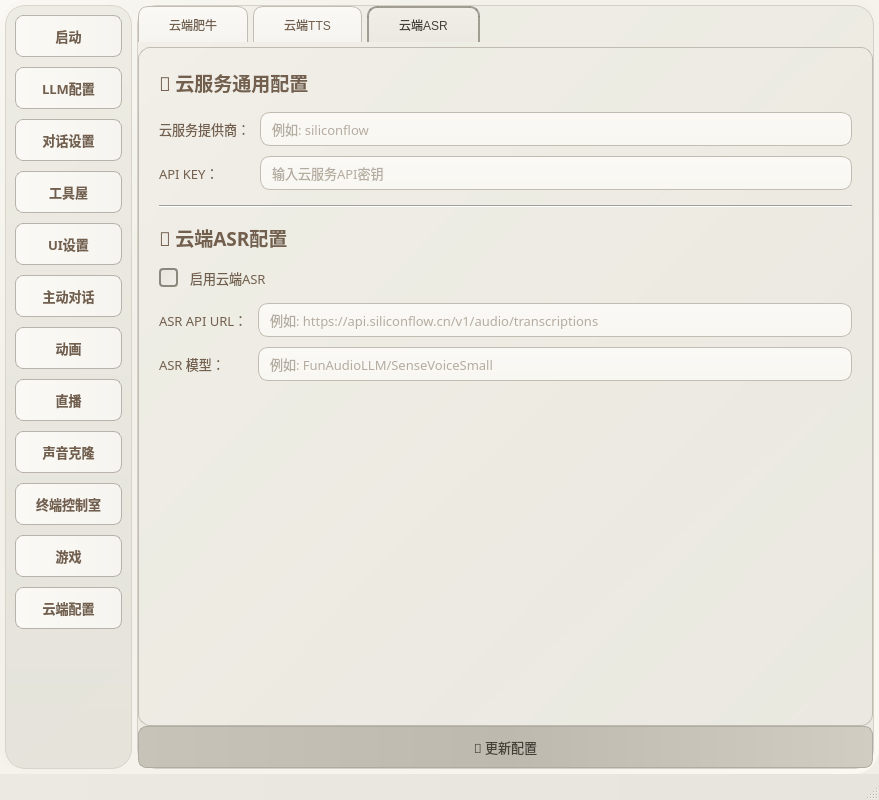
The window that live-2d/test222.ui (morettt/my-neuro) describes before a commit, drawn with Qt 5.
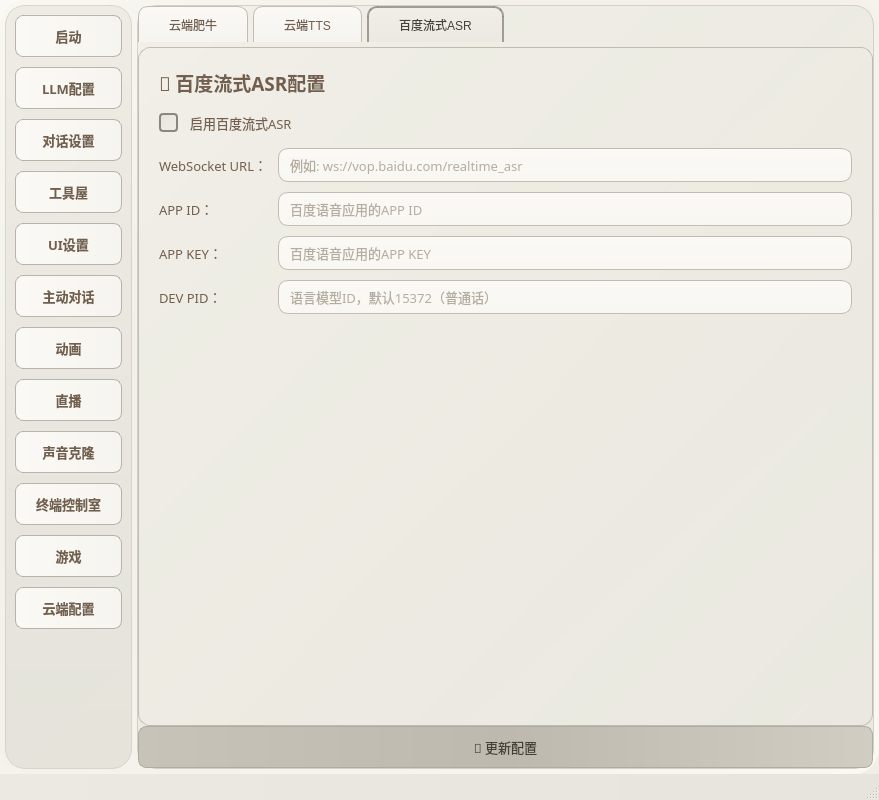
The same window after the commit. The open tabs and pages were chosen to show the change.

Commit message: 增加百度ASR功能（流式输出）

Patch:
```diff
--- a/live-2d/test222.ui
+++ b/live-2d/test222.ui
@@ -5218,7 +5218,7 @@
              </widget>
              <widget class="QWidget" name="tab_cloud_asr">
               <attribute name="title">
-               <string>云端ASR</string>
+               <string>百度流式ASR</string>
               </attribute>
               <layout class="QVBoxLayout" name="verticalLayout_tab_cloud_asr">
                <property name="spacing">
@@ -5236,93 +5236,6 @@
                <property name="bottomMargin">
                 <number>20</number>
                </property>
-               <item>
-                <widget class="QLabel" name="label_cloud_general_title_2">
-                 <property name="font">
-                  <font>
-                   <family>微软雅黑</family>
-                   <pointsize>14</pointsize>
-                   <weight>75</weight>
-                   <bold>true</bold>
-                  </font>
-                 </property>
-                 <property name="text">
-                  <string>🌐 云服务通用配置</string>
-                 </property>
-                </widget>
-               </item>
-               <item>
-                <layout class="QGridLayout" name="gridLayout_cloud_general_2">
-                 <property name="horizontalSpacing">
-                  <number>10</number>
-                 </property>
-                 <property name="verticalSpacing">
-                  <number>10</number>
-                 </property>
-                 <item row="0" column="0">
-                  <widget class="QLabel" name="label_cloud_provider_2">
-                   <property name="font">
-                    <font>
-                     <family>微软雅黑</family>
-                     <pointsize>10</pointsize>
-                    </font>
-                   </property>
-                   <property name="text">
-                    <string>云服务提供商：</string>
-                   </property>
-                  </widget>
-                 </item>
-                 <item row="0" column="1">
-                  <widget class="QLineEdit" name="lineEdit_cloud_provider_2">
-                   <property name="font">
-                    <font>
-                     <family>微软雅黑</family>
-                     <pointsize>10</pointsize>
-                    </font>
-                   </property>
-                   <property name="placeholderText">
-                    <string>例如: siliconflow</string>
-                   </property>
-                  </widget>
-                 </item>
-                 <item row="1" column="0">
-                  <widget class="QLabel" name="label_cloud_api_key_2">
-                   <property name="font">
-                    <font>
-                     <family>微软雅黑</family>
-                     <pointsize>10</pointsize>
-                    </font>
-                   </property>
-                   <property name="text">
-                    <string>API KEY：</string>
-                   </property>
-                  </widget>
-                 </item>
-                 <item row="1" column="1">
-                  <widget class="QLineEdit" name="lineEdit_cloud_api_key_2">
-                   <property name="font">
-                    <font>
-                     <family>微软雅黑</family>
-                     <pointsize>10</pointsize>
-                    </font>
-                   </property>
-                   <property name="echoMode">
-                    <enum>QLineEdit::Password</enum>
-                   </property>
-                   <property name="placeholderText">
-                    <string>输入云服务API密钥</string>
-                   </property>
-                  </widget>
-                 </item>
-                </layout>
-               </item>
-               <item>
-                <widget class="Line" name="line_cloud_separator_3">
-                 <property name="orientation">
-                  <enum>Qt::Horizontal</enum>
-                 </property>
-                </widget>
-               </item>
                <item>
                 <widget class="QLabel" name="label_cloud_asr_title">
                  <property name="font">
@@ -5334,7 +5247,7 @@
                   </font>
                  </property>
                  <property name="text">
-                  <string>🎤 云端ASR配置</string>
+                  <string>🎤 百度流式ASR配置</string>
                  </property>
                 </widget>
                </item>
@@ -5347,7 +5260,7 @@
                   </font>
                  </property>
                  <property name="text">
-                  <string>启用云端ASR</string>
+                  <string>启用百度流式ASR</string>
                  </property>
                 </widget>
                </item>
@@ -5368,7 +5281,7 @@
                     </font>
                    </property>
                    <property name="text">
-                    <string>ASR API URL：</string>
+                    <string>WebSocket URL：</string>
                    </property>
                   </widget>
                  </item>
@@ -5381,7 +5294,7 @@
                     </font>
                    </property>
                    <property name="placeholderText">
-                    <string>例如: https://api.siliconflow.cn/v1/audio/transcriptions</string>
+                    <string>例如: ws://vop.baidu.com/realtime_asr</string>
                    </property>
                   </widget>
                  </item>
@@ -5394,7 +5307,7 @@
                     </font>
                    </property>
                    <property name="text">
-                    <string>ASR 模型：</string>
+                    <string>APP ID：</string>
                    </property>
                   </widget>
                  </item>
@@ -5407,7 +5320,59 @@
                     </font>
                    </property>
                    <property name="placeholderText">
-                    <string>例如: FunAudioLLM/SenseVoiceSmall</string>
+                    <string>百度语音应用的APP ID</string>
+                   </property>
+                  </widget>
+                 </item>
+                 <item row="2" column="0">
+                  <widget class="QLabel" name="label_cloud_asr_appkey">
+                   <property name="font">
+                    <font>
+                     <family>微软雅黑</family>
+                     <pointsize>10</pointsize>
+                    </font>
+                   </property>
+                   <property name="text">
+                    <string>APP KEY：</string>
+                   </property>
+                  </widget>
+                 </item>
+                 <item row="2" column="1">
+                  <widget class="QLineEdit" name="lineEdit_cloud_asr_appkey">
+                   <property name="font">
+                    <font>
+                     <family>微软雅黑</family>
+                     <pointsize>10</pointsize>
+                    </font>
+                   </property>
+                   <property name="placeholderText">
+                    <string>百度语音应用的APP KEY</string>
+                   </property>
+                  </widget>
+                 </item>
+                 <item row="3" column="0">
+                  <widget class="QLabel" name="label_cloud_asr_dev_pid">
+                   <property name="font">
+                    <font>
+                     <family>微软雅黑</family>
+                     <pointsize>10</pointsize>
+                    </font>
+                   </property>
+                   <property name="text">
+                    <string>DEV PID：</string>
+                   </property>
+                  </widget>
+                 </item>
+                 <item row="3" column="1">
+                  <widget class="QLineEdit" name="lineEdit_cloud_asr_dev_pid">
+                   <property name="font">
+                    <font>
+                     <family>微软雅黑</family>
+                     <pointsize>10</pointsize>
+                    </font>
+                   </property>
+                   <property name="placeholderText">
+                    <string>语言模型ID，默认15372（普通话）</string>
                    </property>
                   </widget>
                  </item>
```
Left out of the diff: 4 changed lines with no effect on the pictures. The commit also changes 10 other files.
